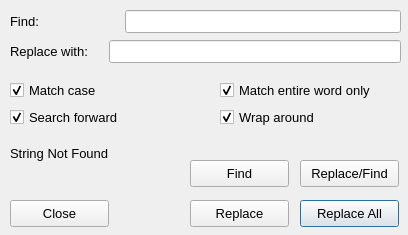
TrickPlay/Trickplay, file tools/debug/UI/Replace.ui: the form before one commit.
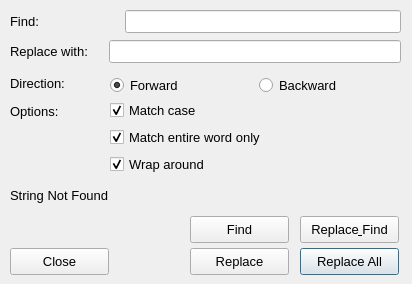
The form after the commit.

Commit message: [debugger] font

```diff
--- a/tools/debug/UI/Replace.ui
+++ b/tools/debug/UI/Replace.ui
@@ -6,8 +6,8 @@
    <rect>
     <x>0</x>
     <y>0</y>
-    <width>408</width>
-    <height>235</height>
+    <width>412</width>
+    <height>284</height>
    </rect>
   </property>
   <property name="font">
@@ -58,45 +58,13 @@
     </item>
    </layout>
   </widget>
-  <widget class="QWidget" name="verticalLayoutWidget_2">
-   <property name="geometry">
-    <rect>
-     <x>220</x>
-     <y>80</y>
-     <width>181</width>
-     <height>50</height>
-    </rect>
-   </property>
-   <layout class="QVBoxLayout" name="verticalLayout_2">
-    <item>
-     <widget class="QCheckBox" name="checkBox_word">
-      <property name="text">
-       <string>Match entire word only</string>
-      </property>
-      <property name="checked">
-       <bool>true</bool>
-      </property>
-     </widget>
-    </item>
-    <item>
-     <widget class="QCheckBox" name="checkBox_wrap">
-      <property name="text">
-       <string>Wrap around</string>
-      </property>
-      <property name="checked">
-       <bool>true</bool>
-      </property>
-     </widget>
-    </item>
-   </layout>
-  </widget>
   <widget class="QWidget" name="verticalLayoutWidget_3">
    <property name="geometry">
     <rect>
-     <x>10</x>
-     <y>80</y>
-     <width>141</width>
-     <height>50</height>
+     <x>110</x>
+     <y>100</y>
+     <width>291</width>
+     <height>77</height>
     </rect>
    </property>
    <layout class="QVBoxLayout" name="verticalLayout_3">
@@ -111,9 +79,19 @@
      </widget>
     </item>
     <item>
-     <widget class="QCheckBox" name="checkBox_forward">
+     <widget class="QCheckBox" name="checkBox_word">
       <property name="text">
-       <string>Search forward</string>
+       <string>Match entire word only</string>
+      </property>
+      <property name="checked">
+       <bool>true</bool>
+      </property>
+     </widget>
+    </item>
+    <item>
+     <widget class="QCheckBox" name="checkBox_wrap">
+      <property name="text">
+       <string>Wrap around</string>
       </property>
       <property name="checked">
        <bool>true</bool>
@@ -163,7 +141,7 @@
    <property name="geometry">
     <rect>
      <x>300</x>
-     <y>200</y>
+     <y>248</y>
      <width>99</width>
      <height>27</height>
     </rect>
@@ -176,7 +154,7 @@
    <property name="geometry">
     <rect>
      <x>190</x>
-     <y>200</y>
+     <y>248</y>
      <width>99</width>
      <height>27</height>
     </rect>
@@ -189,20 +167,20 @@
    <property name="geometry">
     <rect>
      <x>300</x>
-     <y>160</y>
+     <y>216</y>
      <width>99</width>
      <height>27</height>
     </rect>
    </property>
    <property name="text">
-    <string>Replace/Find</string>
+    <string>Replace&amp; Find</string>
    </property>
   </widget>
   <widget class="QPushButton" name="pushButton_find">
    <property name="geometry">
     <rect>
      <x>190</x>
-     <y>160</y>
+     <y>216</y>
      <width>99</width>
      <height>27</height>
     </rect>
@@ -215,7 +193,7 @@
    <property name="geometry">
     <rect>
      <x>10</x>
-     <y>200</y>
+     <y>248</y>
      <width>99</width>
      <height>27</height>
     </rect>
@@ -228,8 +206,8 @@
    <property name="geometry">
     <rect>
      <x>10</x>
-     <y>140</y>
-     <width>361</width>
+     <y>182</y>
+     <width>391</width>
      <height>26</height>
     </rect>
    </property>
@@ -242,6 +220,71 @@
     <string>String Not Found</string>
    </property>
   </widget>
+  <widget class="QWidget" name="horizontalLayoutWidget">
+   <property name="geometry">
+    <rect>
+     <x>110</x>
+     <y>70</y>
+     <width>291</width>
+     <height>31</height>
+    </rect>
+   </property>
+   <layout class="QHBoxLayout" name="horizontalLayout">
+    <item>
+     <widget class="QRadioButton" name="radioButton_fw">
+      <property name="text">
+       <string>Forward</string>
+      </property>
+      <property name="checked">
+       <bool>true</bool>
+      </property>
+     </widget>
+    </item>
+    <item>
+     <widget class="QRadioButton" name="radioButton_bw">
+      <property name="text">
+       <string>Backward</string>
+      </property>
+     </widget>
+    </item>
+   </layout>
+  </widget>
+  <widget class="QLabel" name="labelName_3">
+   <property name="geometry">
+    <rect>
+     <x>10</x>
+     <y>70</y>
+     <width>91</width>
+     <height>26</height>
+    </rect>
+   </property>
+   <property name="font">
+    <font>
+     <pointsize>10</pointsize>
+    </font>
+   </property>
+   <property name="text">
+    <string>Direction:</string>
+   </property>
+  </widget>
+  <widget class="QLabel" name="labelName_4">
+   <property name="geometry">
+    <rect>
+     <x>10</x>
+     <y>98</y>
+     <width>91</width>
+     <height>26</height>
+    </rect>
+   </property>
+   <property name="font">
+    <font>
+     <pointsize>10</pointsize>
+    </font>
+   </property>
+   <property name="text">
+    <string>Options:</string>
+   </property>
+  </widget>
  </widget>
  <tabstops>
   <tabstop>search_txt</tabstop>
```
Left out of the diff: 11 changed lines with no effect on the pictures. The commit also changes 16 other files.
